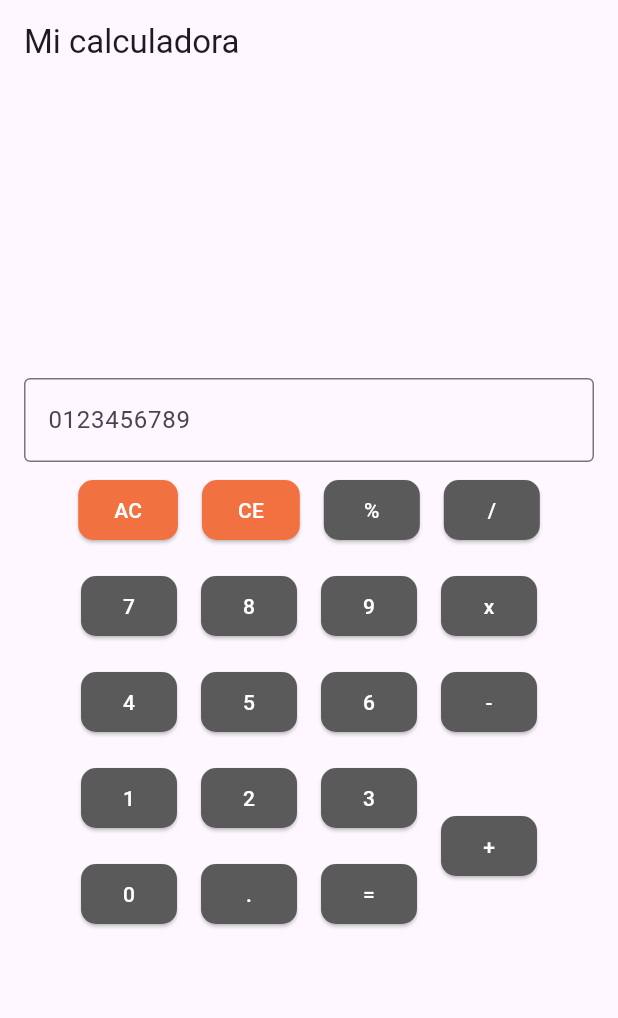
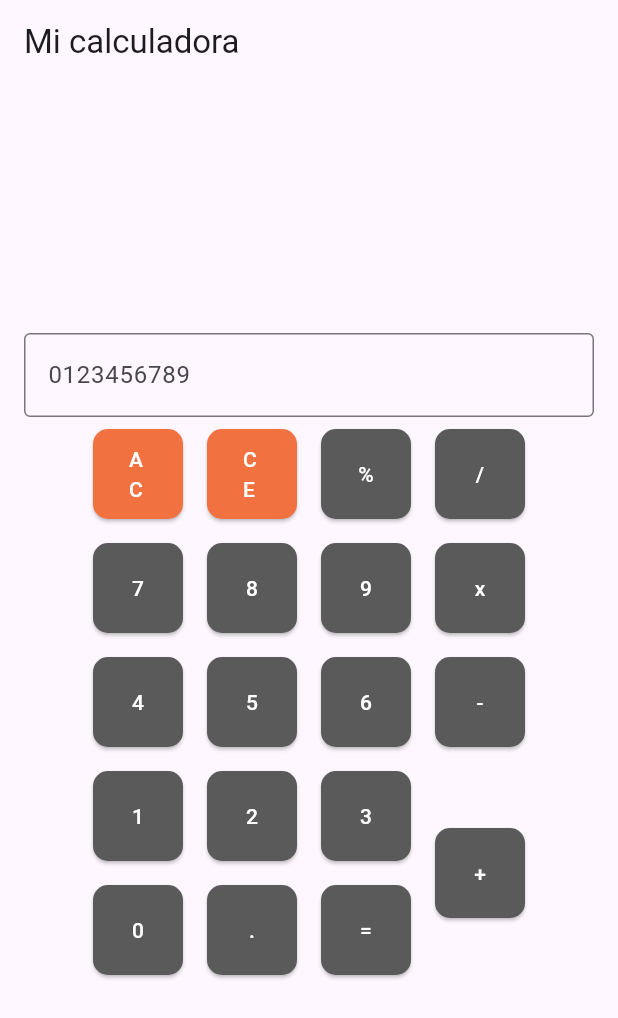
Before and after one commit to davopaco/mobile-apps, a Flutter app: the screen it shows after launch, on a phone screen of 412 x 824 dp. Shown: the top 1018 px of the screen. Run offline on Flutter 3.47's test engine with Material 3 defaults, Android fonts, the phone set to English and light mode, and no system bars.

Commit message:
style: :lipstick: Buttons are now squared

```diff
--- a/calculator/lib/calculadora.dart
+++ b/calculator/lib/calculadora.dart
@@ -18,8 +18,10 @@ Widget calculatorButtonBlack(String symbol) {
   }
 
   ButtonStyle elevatedButtonStyle = initialElevatedButtonStyle.copyWith(
-      shape: MaterialStateProperty.all(
-          RoundedRectangleBorder(borderRadius: BorderRadius.circular(10))));
+      shape: WidgetStateProperty.all(
+          RoundedRectangleBorder(borderRadius: BorderRadius.circular(10))),
+      minimumSize: const WidgetStatePropertyAll(Size(60, 60)),
+      maximumSize: const WidgetStatePropertyAll(Size(60, 60)));
 
   return Padding(
       padding: const EdgeInsets.all(8),
```
